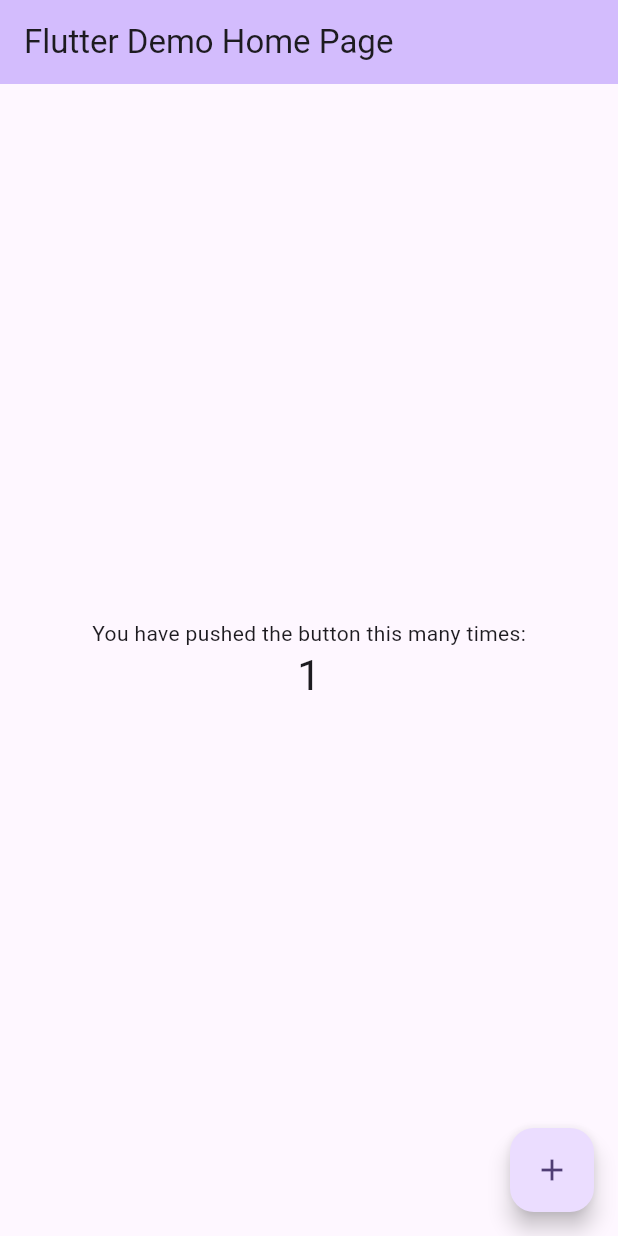
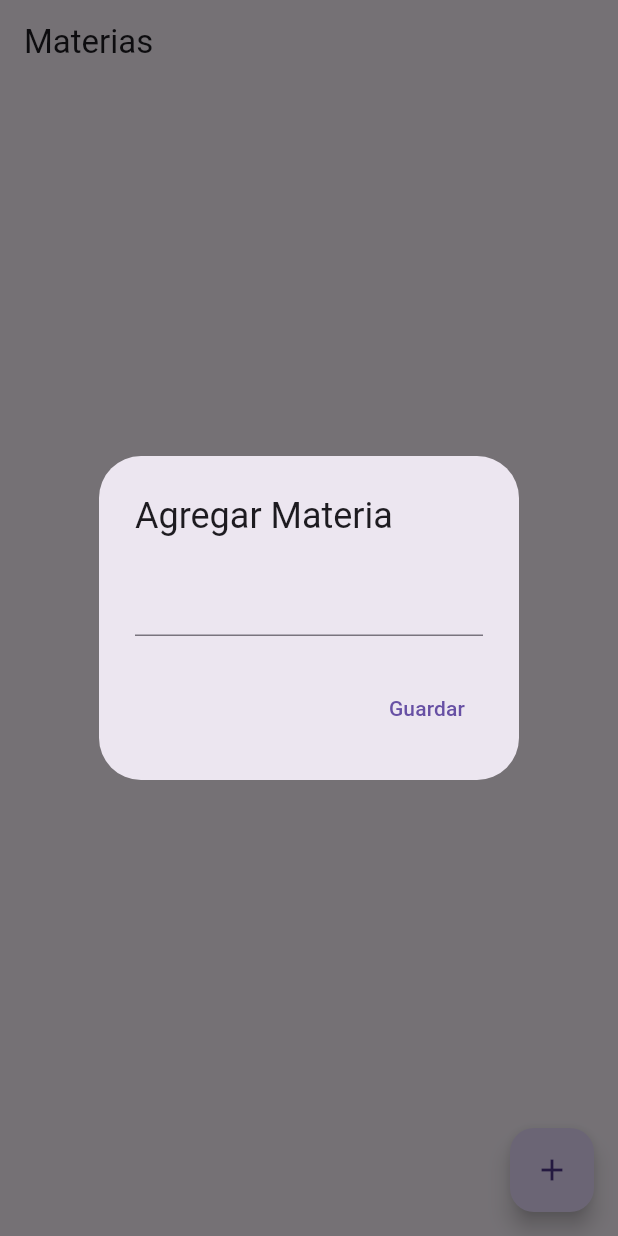
Before and after one commit to negrowaza/nota_app, a Flutter app: the screen it shows after launch, after a tap on the "add" icon, on a phone screen of 412 x 824 dp. Run offline on Flutter 3.47's test engine with Material 3 defaults, Android fonts, the phone set to English and light mode, and no system bars; our stand-ins replace sqflite; accounts and stored records are empty.

Commit message:
archivos con formulario

```diff
--- a/lib/database/basedatos.dart
+++ b/lib/database/basedatos.dart
@@ -0,0 +1,89 @@
+import 'dart:async';
+import 'package:path/path.dart';
+import 'package:sqflite/sqflite.dart';
+
+class BaseDatos {
+  static final BaseDatos instancia = BaseDatos._init();
+  static Database? _database;
+
+  BaseDatos._init();
+
+  Future<Database> get database async {
+    if (_database != null) return _database!;
+    _database = await _initDB('colegio.db');
+    return _database!;
+  }
+
+  Future<Database> _initDB(String filePath) async {
+    final dbPath = await getDatabasesPath();
+    final path = join(dbPath, filePath);
+
+    return await openDatabase(
+      path,
+      version: 1,
+      onCreate: _crearBD,
+    );
+  }
+
+  Future _crearBD(Database db, int version) async {
+    await db.execute('''
+      CREATE TABLE materias (
+        id INTEGER PRIMARY KEY AUTOINCREMENT,
+        nombre TEXT NOT NULL
+      )
+    ''');
+
+    await db.execute('''
+      CREATE TABLE notas (
+        id INTEGER PRIMARY KEY AUTOINCREMENT,
+        idMateria INTEGER NOT NULL,
+        titulo TEXT NOT NULL,
+        valor REAL NOT NULL,
+        fecha TEXT NOT NULL,
+        FOREIGN KEY(idMateria) REFERENCES materias(id)
+      )
+    ''');
+  }
+
+  // INSERTAR MATERIA
+  Future<int> insertarMateria(String nombre) async {
+    final db = await instancia.database;
+    return db.insert('materias', {'nombre': nombre});
+  }
+
+  // LISTAR MATERIAS
+  Future<List<Map<String, dynamic>>> obtenerMaterias() async {
+    final db = await instancia.database;
+    return db.query('materias');
+  }
+
+  // INSERTAR NOTA
+  Future<int> insertarNota(Map<String, dynamic> data) async {
+    final db = await instancia.database;
+    return db.insert('notas', data);
+  }
+
+  // TRAER NOTAS POR MATERIA
+  Future<List<Map<String, dynamic>>> obtenerNotasPorMateria(int idMateria) async {
+    final db = await instancia.database;
+    return db.query(
+      'notas',
+      where: 'idMateria = ?',
+      whereArgs: [idMateria],
+    );
+  }
+
+  // PROMEDIO POR MATERIA
+  Future<double> promedioDeMateria(int idMateria) async {
+    final db = await instancia.database;
+    final resultado = await db.rawQuery('''
+      SELECT AVG(valor) as promedio
+      FROM notas
+      WHERE idMateria = ?
+    ''', [idMateria]);
+
+    return resultado.first['promedio'] == null
+        ? 0.0
+        : resultado.first['promedio'] as double;
+  }
+}
--- a/lib/main.dart
+++ b/lib/main.dart
@@ -1,122 +1,20 @@
 import 'package:flutter/material.dart';
+import 'screen/materias_screen.dart';
+import 'screen/nota_screen.dart';
 
 void main() {
-  runApp(const MyApp());
+  runApp(MyNotasApp());
 }
 
-class MyApp extends StatelessWidget {
-  const MyApp({super.key});
-
-  // This widget is the root of your application.
+class MyNotasApp extends StatelessWidget {
   @override
   Widget build(BuildContext context) {
     return MaterialApp(
-      title: 'Flutter Demo',
-      theme: ThemeData(
-        // This is the theme of your application.
-        //
-        // TRY THIS: Try running your application with "flutter run". You'll see
-        // the application has a purple toolbar. Then, without quitting the app,
-        // try changing the seedColor in the colorScheme below to Colors.green
-        // and then invoke "hot reload" (save your changes or press the "hot
-        // reload" button in a Flutter-supported IDE, or press "r" if you used
-        // the command line to start the app).
-        //
-        // Notice that the counter didn't reset back to zero; the application
-        // state is not lost during the reload. To reset the state, use hot
-        // restart instead.
-        //
-        // This works for code too, not just values: Most code changes can be
-        // tested with just a hot reload.
-        colorScheme: ColorScheme.fromSeed(seedColor: Colors.deepPurple),
-      ),
-      home: const MyHomePage(title: 'Flutter Demo Home Page'),
+      debugShowCheckedModeBanner: false,
+      routes: {
+        '/': (_) => MateriasScreen(),
+        '/notas': (_) => NotaScreen(),
+      },
     );
   }
 }
-
-class MyHomePage extends StatefulWidget {
-  const MyHomePage({super.key, required this.title});
-
-  // This widget is the home page of your application. It is stateful, meaning
-  // that it has a State object (defined below) that contains fields that affect
-  // how it looks.
-
-  // This class is the configuration for the state. It holds the values (in this
-  // case the title) provided by the parent (in this case the App widget) and
-  // used by the build method of the State. Fields in a Widget subclass are
-  // always marked "final".
-
-  final String title;
-
-  @override
-  State<MyHomePage> createState() => _MyHomePageState();
-}
-
-class _MyHomePageState extends State<MyHomePage> {
-  int _counter = 0;
-
-  void _incrementCounter() {
-    setState(() {
-      // This call to setState tells the Flutter framework that something has
-      // changed in this State, which causes it to rerun the build method below
-      // so that the display can reflect the updated values. If we changed
-      // _counter without calling setState(), then the build method would not be
-      // called again, and so nothing would appear to happen.
-      _counter++;
-    });
-  }
-
-  @override
-  Widget build(BuildContext context) {
-    // This method is rerun every time setState is called, for instance as done
-    // by the _incrementCounter method above.
-    //
-    // The Flutter framework has been optimized to make rerunning build methods
-    // fast, so that you can just rebuild anything that needs updating rather
-    // than having to individually change instances of widgets.
-    return Scaffold(
-      appBar: AppBar(
-        // TRY THIS: Try changing the color here to a specific color (to
-        // Colors.amber, perhaps?) and trigger a hot reload to see the AppBar
-        // change color while the other colors stay the same.
-        backgroundColor: Theme.of(context).colorScheme.inversePrimary,
-        // Here we take the value from the MyHomePage object that was created by
-        // the App.build method, and use it to set our appbar title.
-        title: Text(widget.title),
-      ),
-      body: Center(
-        // Center is a layout widget. It takes a single child and positions it
-        // in the middle of the parent.
-        child: Column(
-          // Column is also a layout widget. It takes a list of children and
-          // arranges them vertically. By default, it sizes itself to fit its
-          // children horizontally, and tries to be as tall as its parent.
-          //
-          // Column has various properties to control how it sizes itself and
-          // how it positions its children. Here we use mainAxisAlignment to
-          // center the children vertically; the main axis here is the vertical
-          // axis because Columns are vertical (the cross axis would be
-          // horizontal).
-          //
-          // TRY THIS: Invoke "debug painting" (choose the "Toggle Debug Paint"
-          // action in the IDE, or press "p" in the console), to see the
-          // wireframe for each widget.
-          mainAxisAlignment: MainAxisAlignment.center,
-          children: <Widget>[
-            const Text('You have pushed the button this many times:'),
-            Text(
-              '$_counter',
-              style: Theme.of(context).textTheme.headlineMedium,
-            ),
-          ],
-        ),
-      ),
-      floatingActionButton: FloatingActionButton(
-        onPressed: _incrementCounter,
-        tooltip: 'Increment',
-        child: const Icon(Icons.add),
-      ), // This trailing comma makes auto-formatting nicer for build methods.
-    );
-  }
-}
--- a/lib/screen/materias_screen.dart
+++ b/lib/screen/materias_screen.dart
@@ -0,0 +1,74 @@
+import 'package:flutter/material.dart';
+import '../database/basedatos.dart';
+
+class MateriasScreen extends StatefulWidget {
+  @override
+  _MateriasScreenState createState() => _MateriasScreenState();
+}
+
+class _MateriasScreenState extends State<MateriasScreen> {
+  List<Map<String, dynamic>> materias = [];
+
+  @override
+  void initState() {
+    super.initState();
+    cargarMaterias();
+  }
+
+  void cargarMaterias() async {
+    materias = await BaseDatos.instancia.obtenerMaterias();
+    setState(() {});
+  }
+
+  void agregarMateria() {
+    TextEditingController newMateria = TextEditingController();
+
+    showDialog(
+      context: context,
+      builder: (_) => AlertDialog(
+        title: Text("Agregar Materia"),
+        content: TextField(controller: newMateria),
+        actions: [
+          TextButton(
+            child: Text("Guardar"),
+            onPressed: () async {
+              if (newMateria.text.isNotEmpty) {
+                await BaseDatos.instancia.insertarMateria(newMateria.text);
+                cargarMaterias();
+              }
+              Navigator.pop(context);
+            },
+          ),
+        ],
+      ),
+    );
+  }
+
+  void abrirNotas(int idMateria, String nombreMateria) {
+    Navigator.pushNamed(context, '/notas', arguments: {
+      'idMateria': idMateria,
+      'nombreMateria': nombreMateria,
+    });
+  }
+
+  @override
+  Widget build(BuildContext context) {
+    return Scaffold(
+      appBar: AppBar(title: Text("Materias")),
+      floatingActionButton: FloatingActionButton(
+        onPressed: agregarMateria,
+        child: Icon(Icons.add),
+      ),
+      body: ListView.builder(
+        itemCount: materias.length,
+        itemBuilder: (_, i) {
+          return ListTile(
+            title: Text(materias[i]['nombre']),
+            trailing: Icon(Icons.arrow_forward_ios),
+            onTap: () => abrirNotas(materias[i]['id'], materias[i]['nombre']),
+          );
+        },
+      ),
+    );
+  }
+}
```
Also changed, not shown: lib/models/nota.dart (+35 -0 lines), lib/screen/nota_screen.dart (+87 -0 lines), pubspec.yaml (+9 -81 lines), pubspec.lock, 1 other file.
